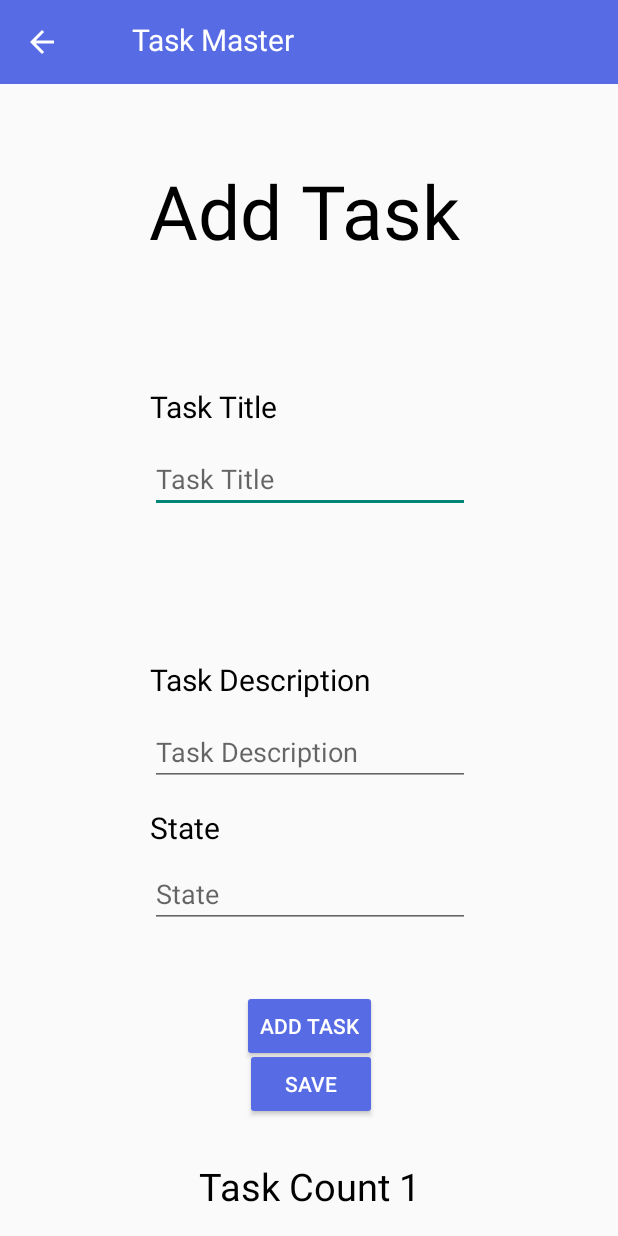
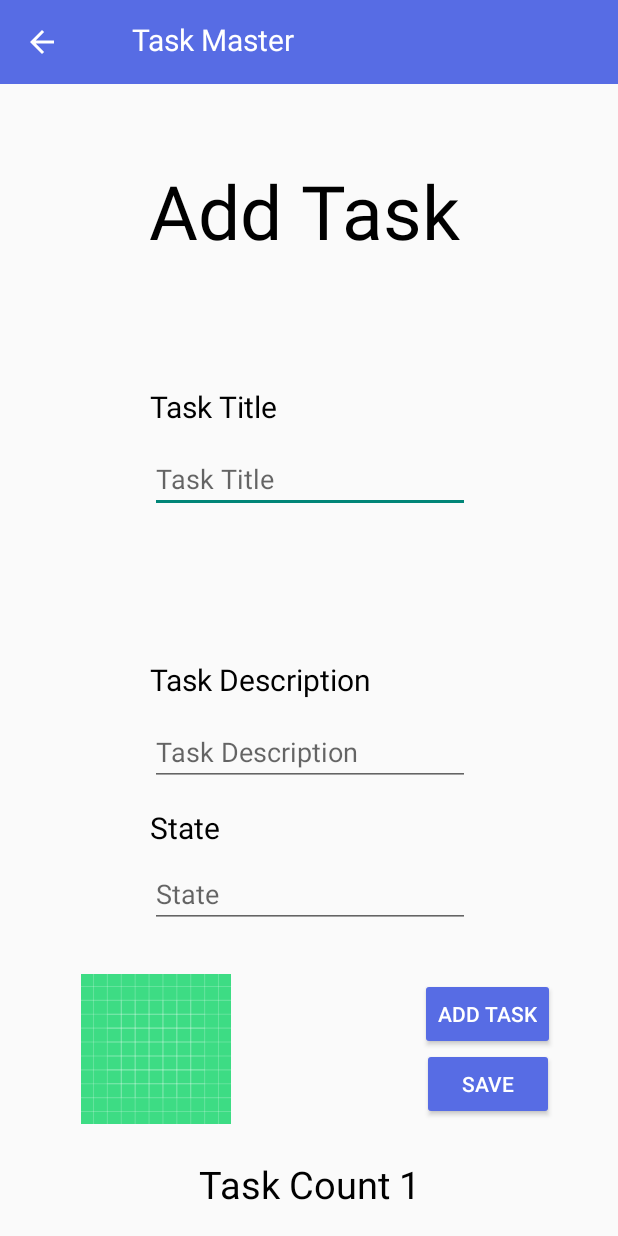
Before and after one commit to jamal-eldeen-wari/TaskMaster, an Android app: the AddTask screen opened directly, with no data from a screen before it, after a tap on "SAVE", on a phone screen of 412 x 824 dp. Run offline under Robolectric (Android 15) with nearby library versions, the phone set to English and light mode, and no system bars; our stand-ins replace Room's generated code; libraries missing offline, so code that uses them is left out: com.amplifyframework.api, com.amplifyframework.core; 1 other tap on this screen came first.

Commit message:
adding some functionality for lab 41

```diff
--- a/app/src/main/java/com/example/taskmaster/AddTask.java
+++ b/app/src/main/java/com/example/taskmaster/AddTask.java
@@ -20,6 +20,7 @@ import android.util.Log;
 import android.view.View;
 import android.widget.Button;
 import android.widget.EditText;
+import android.widget.ImageView;
 import android.widget.TextView;
 import android.widget.Toast;
 import android.widget.Toolbar;
@@ -97,21 +98,30 @@ public class AddTask extends AppCompatActivity {
             @Override
             public void onClick(View v) {
                 uploadInputStream();
-//                ActivityResultLauncher<Intent> someActivityResultLaunch = registerForActivityResult(
-//                        new ActivityResultContracts.StartActivityForResult(),
-//                        result -> {
-//                            if (result.getResultCode() == Activity.RESULT_OK){
-//                                Intent intent = result.getData();
-//                            }
-//                        }
-//                );
 
-                Intent intent = new Intent(Intent.ACTION_GET_CONTENT);
-                intent.setType("*/*");
-                intent = Intent.createChooser(intent,"intent");
-                startActivityForResult(intent,44);
+
+                Intent intent1 = new Intent(Intent.ACTION_GET_CONTENT);
+                intent1.setType("*/*");
+                intent1 = Intent.createChooser(intent1,"intent");
+                startActivityForResult(intent1,44);
             }
         });
+//        Took It from qusai
+        Intent intent = getIntent();
+        String action = intent.getAction();
+        String type = intent.getType();
+        ImageView image = findViewById(R.id.imageView3);
+        if (Intent.ACTION_SEND.equals(action) && type != null) {
+            if (type.startsWith("image/")) {
+                Uri imageUri = (Uri) intent.getParcelableExtra(Intent.EXTRA_STREAM);
+                if (imageUri != null) {
+                    image.setImageURI(imageUri);
+                    image.setVisibility(View.VISIBLE);
+
+                }
+            }
+        }
+
 //        ActivityResultLauncher<Intent> someActivityResultLaunch = registerForActivityResult(
 //                new ActivityResultContracts.StartActivityForResult(),
 //                new ActivityResultCallback<ActivityResult>() {
--- a/app/src/main/res/layout-v21/activity_add_task.xml
+++ b/app/src/main/res/layout-v21/activity_add_task.xml
@@ -60,12 +60,13 @@
         android:id="@+id/button3"
         android:layout_width="wrap_content"
         android:layout_height="wrap_content"
-        android:layout_marginBottom="116dp"
+        android:layout_marginBottom="124dp"
         android:backgroundTint="#576CE4"
         android:text="@string/add_task"
         android:textColor="#FFFFFF"
         app:layout_constraintBottom_toBottomOf="parent"
         app:layout_constraintEnd_toEndOf="parent"
+        app:layout_constraintHorizontal_bias="0.869"
         app:layout_constraintStart_toStartOf="parent" />
 
     <TextView
@@ -152,13 +153,26 @@
         android:id="@+id/saveToS3"
         android:layout_width="wrap_content"
         android:layout_height="wrap_content"
+        android:backgroundTint="#576CE4"
         android:text="Save"
-        android:backgroundTint="#576CE4"
         android:textColor="@color/white"
         app:layout_constraintBottom_toBottomOf="parent"
         app:layout_constraintEnd_toEndOf="parent"
-        app:layout_constraintHorizontal_bias="0.504"
+        app:layout_constraintHorizontal_bias="0.869"
         app:layout_constraintStart_toStartOf="parent"
         app:layout_constraintTop_toTopOf="parent"
         app:layout_constraintVertical_bias="0.9" />
+
+    <ImageView
+        android:id="@+id/imageView3"
+        android:layout_width="100dp"
+        android:layout_height="100dp"
+        app:layout_constraintBottom_toBottomOf="parent"
+        app:layout_constraintEnd_toEndOf="parent"
+        app:layout_constraintHorizontal_bias="0.174"
+        app:layout_constraintStart_toStartOf="parent"
+        app:layout_constraintTop_toTopOf="parent"
+        app:layout_constraintVertical_bias="0.897"
+        app:srcCompat="@drawable/ic_launcher_background"
+        tools:ignore="VectorDrawableCompat" />
 </androidx.constraintlayout.widget.ConstraintLayout>
```
Also changed, not shown: app/src/main/AndroidManifest.xml (+9 -1 lines).
